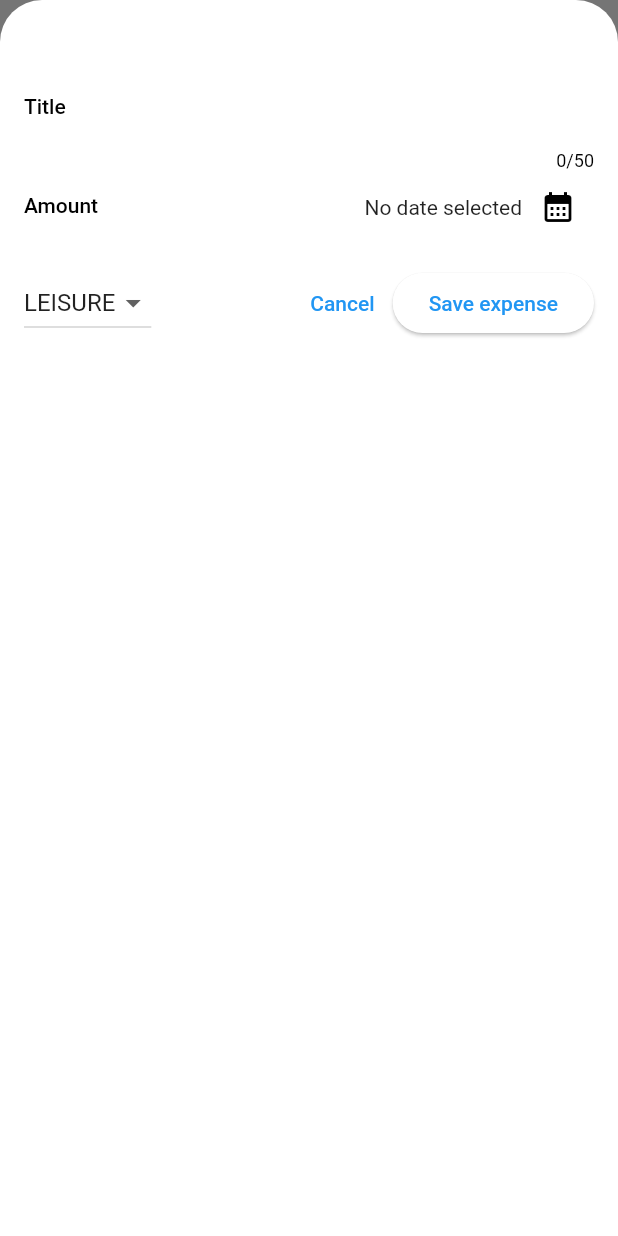
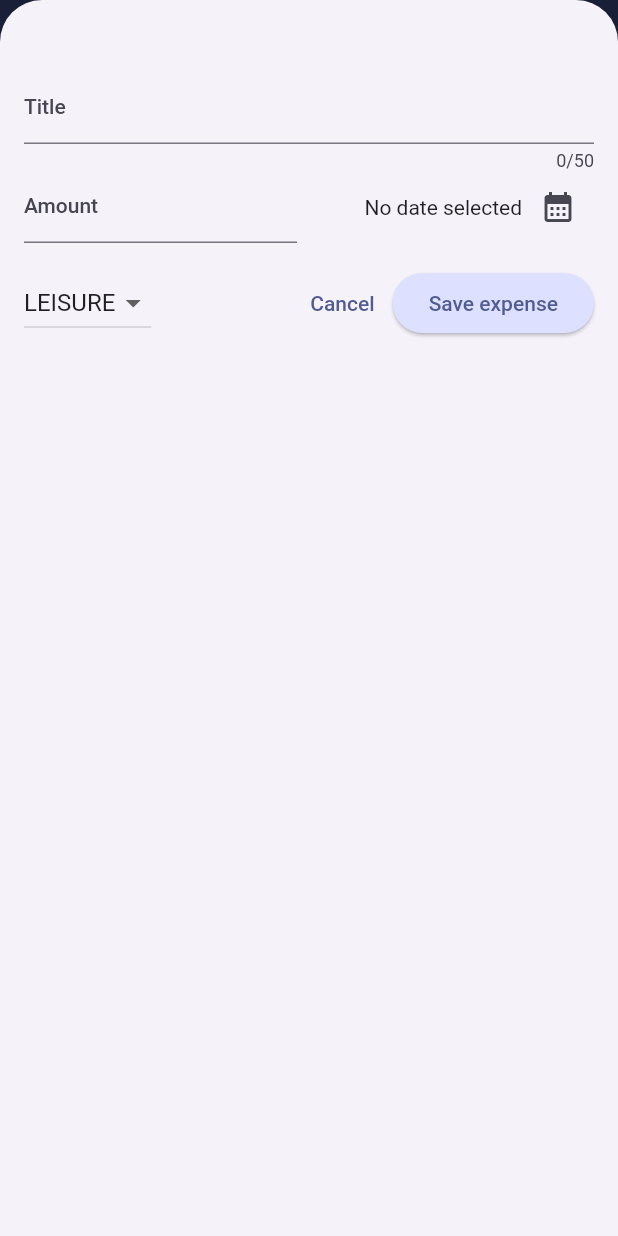
Before and after one commit to Sergio-Al/flutter-expense-tracker, a Flutter app: the screen it shows after launch, after a tap on the "add" icon, on a phone screen of 412 x 824 dp. Run offline on Flutter 3.47's test engine with Material 2 defaults, Android fonts, the phone set to English and light mode, and no system bars.

Commit message:
Setting color scheme and text theme
Flutter has different approaches to set the theme, but the most common is to apply them in the way that we are doing right now.
In my opinion we should separate this piece of code in other file or bring them to a persistent data storage, even use it as a key value pair map object in order to be able to create our custom theme.

```diff
--- a/lib/main.dart
+++ b/lib/main.dart
@@ -1,13 +1,38 @@
 import 'package:flutter/material.dart';
 
 import 'package:expense_tracker/widgets/expenses.dart';
+
+var kColorScheme =
+    ColorScheme.fromSeed(seedColor: Color.fromARGB(255, 0, 35, 140));
 
 void main() {
   runApp(
     MaterialApp(
       theme: ThemeData().copyWith(
-          useMaterial3: true,
-          scaffoldBackgroundColor: Color.fromARGB(255, 224, 223, 255)),
+        useMaterial3: true,
+        colorScheme: kColorScheme,
+        appBarTheme: const AppBarTheme().copyWith(
+          backgroundColor: kColorScheme.onPrimaryContainer,
+          foregroundColor: kColorScheme.primaryContainer,
+        ),
+        cardTheme: CardTheme().copyWith(
+          color: kColorScheme.secondaryContainer,
+          margin: const EdgeInsets.symmetric(horizontal: 16, vertical: 8),
+        ),
+        elevatedButtonTheme: ElevatedButtonThemeData(
+          // For styling buttons
+          style: ElevatedButton.styleFrom(
+            backgroundColor: kColorScheme.primaryContainer,
+          ),
+        ),
+        textTheme: ThemeData().textTheme.copyWith(
+              titleLarge: TextStyle(
+                fontWeight: FontWeight.normal,
+                color: kColorScheme.onSecondaryContainer,
+                fontSize: 14,
+              ),
+            ),
+      ),
       home: const Expenses(),
     ),
   );
```
